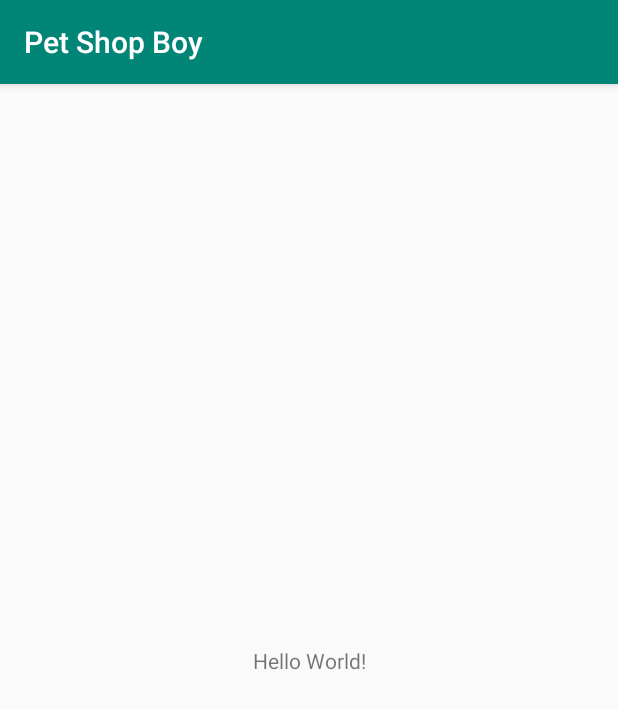
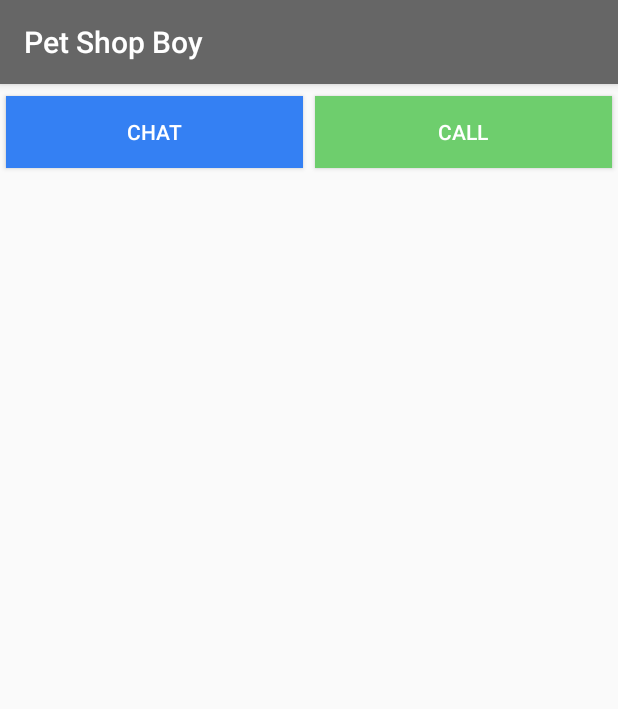
Before and after one commit to simonsso/Pet-Shop-Boy, an Android app: the screen it shows after launch (MainActivity), on a phone screen of 412 x 824 dp. Shown: the top 709 px of the screen. Run offline under Robolectric (Android 15) with nearby library versions, the phone set to English and light mode, and no system bars.

Commit message:
Add buttons for chat and call

```diff
--- a/app/src/main/res/layout/activity_main.xml
+++ b/app/src/main/res/layout/activity_main.xml
@@ -6,13 +6,34 @@
     android:layout_height="match_parent"
     tools:context=".MainActivity">
 
-    <TextView
-        android:layout_width="wrap_content"
+    <Button
+        android:id="@+id/chat_button"
+        android:layout_width="0dp"
         android:layout_height="wrap_content"
-        android:text="Hello World!"
-        app:layout_constraintBottom_toBottomOf="parent"
-        app:layout_constraintLeft_toLeftOf="parent"
-        app:layout_constraintRight_toRightOf="parent"
+        android:layout_marginStart="4dp"
+        android:layout_marginTop="8dp"
+        android:layout_marginEnd="4dp"
+        android:background="@color/button_blue"
+        android:text="@string/chatme"
+        android:textColor="@color/button_text_white"
+        app:layout_constraintEnd_toStartOf="@id/call_button"
+        app:layout_constraintHorizontal_weight="1"
+        app:layout_constraintStart_toStartOf="parent"
         app:layout_constraintTop_toTopOf="parent" />
 
+    <Button
+        android:id="@+id/call_button"
+        android:layout_width="0dp"
+        android:layout_height="wrap_content"
+        android:layout_marginStart="4dp"
+        android:layout_marginTop="8dp"
+
+        android:layout_marginEnd="4dp"
+        android:background="@color/button_green"
+        android:text="@string/callme"
+        android:textColor="@color/button_text_white"
+        app:layout_constraintEnd_toEndOf="parent"
+        app:layout_constraintHorizontal_weight="1"
+        app:layout_constraintStart_toEndOf="@id/chat_button"
+        app:layout_constraintTop_toTopOf="parent" />
 </androidx.constraintlayout.widget.ConstraintLayout>
--- a/app/src/main/res/values/colors.xml
+++ b/app/src/main/res/values/colors.xml
@@ -1,6 +1,9 @@
 <?xml version="1.0" encoding="utf-8"?>
 <resources>
-    <color name="colorPrimary">#008577</color>
-    <color name="colorPrimaryDark">#00574B</color>
+    <color name="colorPrimary">#666666</color>
+    <color name="colorPrimaryDark">#333333</color>
     <color name="colorAccent">#D81B60</color>
+    <color name="button_text_white">#FFFFFF</color>
+    <color name="button_blue">#3480f3</color>
+    <color name="button_green">#6ece6d</color>
 </resources>
--- a/app/src/main/res/values/strings.xml
+++ b/app/src/main/res/values/strings.xml
@@ -1,3 +1,5 @@
 <resources>
     <string name="app_name">Pet Shop Boy</string>
+    <string name="chatme">Chat</string>
+    <string name="callme">Call</string>
 </resources>
```
